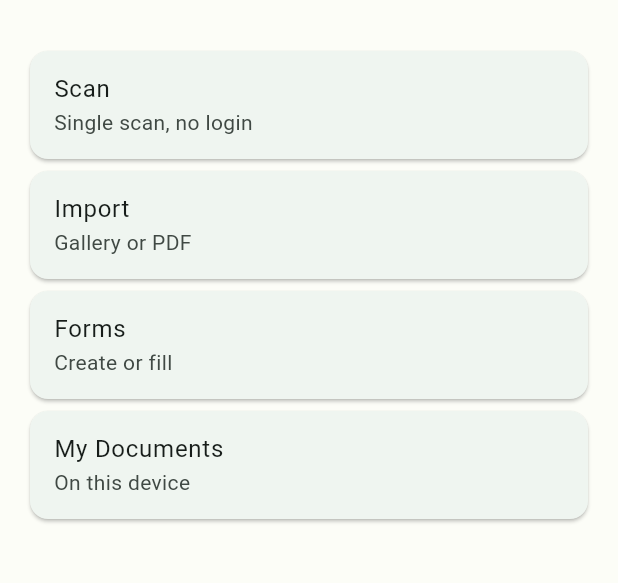
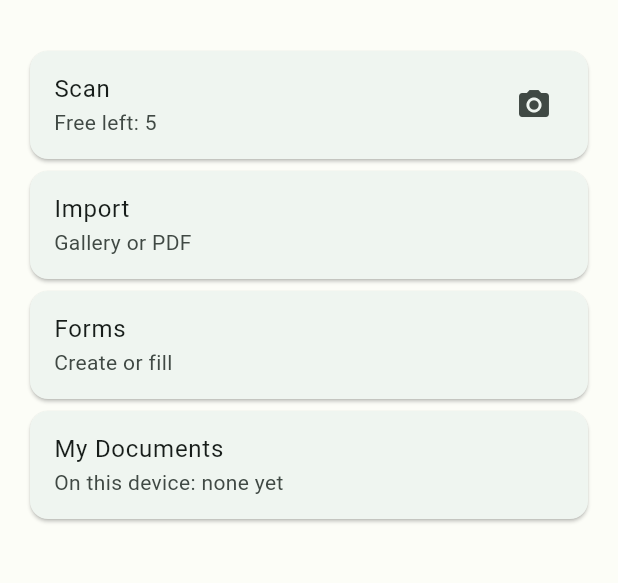
Before and after one commit to linxx5/scanai, a Flutter app: the screen it shows after launch, on a phone screen of 412 x 824 dp, the part 63-646 px from its top. Run offline on Flutter 3.47's test engine with Material 3 defaults, Android fonts, the phone set to English and light mode, and no system bars; our stand-ins replace connectivity_plus.

Commit message:
feat: phase 2 home works offline with saved papers

```diff
--- /dev/null
+++ b/app/lib/core/connectivity/connectivity_service.dart
@@ -0,0 +1,22 @@
+// Phone-side status: are we online? Simple words, no jargon.
+import 'package:connectivity_plus/connectivity_plus.dart';
+
+enum LinkStatus { online, offline }
+
+class ConnectivityService {
+  final Connectivity _c = Connectivity();
+  Stream<LinkStatus> watch() async* {
+    await for (final r in _c.onConnectivityChanged) {
+      yield r.contains(ConnectivityResult.none)
+          ? LinkStatus.offline
+          : LinkStatus.online;
+    }
+  }
+
+  Future<LinkStatus> now() async {
+    final r = await _c.checkConnectivity();
+    return r.contains(ConnectivityResult.none)
+        ? LinkStatus.offline
+        : LinkStatus.online;
+  }
+}
--- /dev/null
+++ b/app/lib/data/local/local_store.dart
@@ -0,0 +1,18 @@
+import 'models.dart';
+
+// Guest store: one random guest per install, no login.
+// Keeps: papers, send-later queue, free count (5).
+class LocalStore {
+  String guestId = 'guest-local';
+  final List<Document> documents = [];
+  final List<QueueItem> queue = [];
+  final UsageCounter usage = UsageCounter();
+
+  void addDocument(Document d) {
+    documents.insert(0, d);
+    if (usage.canScanFree) usage.conversionsUsed++;
+  }
+
+  void enqueue(QueueItem q) => queue.add(q);
+  void removeQueued(String id) => queue.removeWhere((e) => e.id == id);
+}
--- /dev/null
+++ b/app/lib/data/local/models.dart
@@ -0,0 +1,35 @@
+// Papers saved ON the phone (SQLite later). Small plain models first.
+// Swap this memory store with Drift/Isar later — same names.
+
+class DocPage {
+  final String id;
+  final String imagePath;
+  const DocPage({required this.id, required this.imagePath});
+}
+
+class Document {
+  final String id;
+  final String title;
+  final String status; // ready | needs_review | failed
+  final List<DocPage> pages;
+  const Document({
+    required this.id,
+    required this.title,
+    this.status = 'ready',
+    this.pages = const [],
+  });
+}
+
+class QueueItem {
+  final String id;
+  final String kind; // upload | export | ai
+  int tries;
+  QueueItem({required this.id, required this.kind, this.tries = 0});
+}
+
+class UsageCounter {
+  int conversionsUsed;
+  static const int freeLimit = 5;
+  UsageCounter({this.conversionsUsed = 0});
+  bool get canScanFree => conversionsUsed < freeLimit;
+}
--- a/app/lib/main.dart
+++ b/app/lib/main.dart
@@ -1,5 +1,9 @@
 import 'package:flutter/material.dart';
-import 'theme/theme.dart';
+import 'package:scanai/theme/theme.dart';
+import 'package:scanai/core/connectivity/connectivity_service.dart';
+import 'package:scanai/core/connectivity/offline_banner.dart';
+import 'package:scanai/data/local/local_store.dart';
+import 'package:scanai/data/local/models.dart';
 
 void main() => runApp(const ScanaiApp());
 
@@ -15,31 +19,82 @@ class ScanaiApp extends StatelessWidget {
   }
 }
 
-class HomePage extends StatelessWidget {
+class HomePage extends StatefulWidget {
   const HomePage({super.key});
+  @override
+  State<HomePage> createState() => _HomePageState();
+}
+
+class _HomePageState extends State<HomePage> {
+  final store = LocalStore();
+  final net = ConnectivityService();
+  LinkStatus link = LinkStatus.online;
+
+  @override
+  void initState() {
+    super.initState();
+    net.now().then((v) => setState(() => link = v));
+    net.watch().listen((v) => setState(() => link = v));
+  }
+
+  void _demoScan() {
+    final n = store.documents.length + 1;
+    store.addDocument(
+      Document(id: 'doc-$n', title: 'Scan $n', pages: const []),
+    );
+    setState(() {});
+  }
+
   @override
   Widget build(BuildContext context) {
     return Scaffold(
       appBar: AppBar(title: const Text('Scanai')),
-      body: ListView(
-        padding: const EdgeInsets.all(16),
-        children: const [
-          _HomeTile('Scan', 'Single scan, no login'),
-          _HomeTile('Import', 'Gallery or PDF'),
-          _HomeTile('Forms', 'Create or fill'),
-          _HomeTile('My Documents', 'On this device'),
+      body: Column(
+        children: [
+          OfflineBanner(status: link, pending: store.queue.length),
+          Expanded(
+            child: ListView(
+              padding: const EdgeInsets.all(16),
+              children: [
+                Card(
+                  child: ListTile(
+                    title: const Text('Scan'),
+                    subtitle: Text(
+                      store.usage.canScanFree
+                          ? 'Free left: ${UsageCounter.freeLimit - store.usage.conversionsUsed}'
+                          : 'Free used up. Make an account.',
+                    ),
+                    trailing: const Icon(Icons.camera_alt),
+                    onTap: _demoScan,
+                  ),
+                ),
+                const Card(
+                  child: ListTile(
+                    title: Text('Import'),
+                    subtitle: Text('Gallery or PDF'),
+                  ),
+                ),
+                const Card(
+                  child: ListTile(
+                    title: Text('Forms'),
+                    subtitle: Text('Create or fill'),
+                  ),
+                ),
+                Card(
+                  child: ListTile(
+                    title: const Text('My Documents'),
+                    subtitle: Text(
+                      store.documents.isEmpty
+                          ? 'On this device: none yet'
+                          : 'On this device: ${store.documents.length}',
+                    ),
+                  ),
+                ),
+              ],
+            ),
+          ),
         ],
       ),
     );
   }
 }
-
-class _HomeTile extends StatelessWidget {
-  final String title;
-  final String sub;
-  const _HomeTile(this.title, this.sub);
-  @override
-  Widget build(BuildContext context) {
-    return Card(child: ListTile(title: Text(title), subtitle: Text(sub)));
-  }
-}
```
Also changed, not shown: app/lib/core/connectivity/offline_banner.dart (added, +28 -0 lines), 2 other files.
